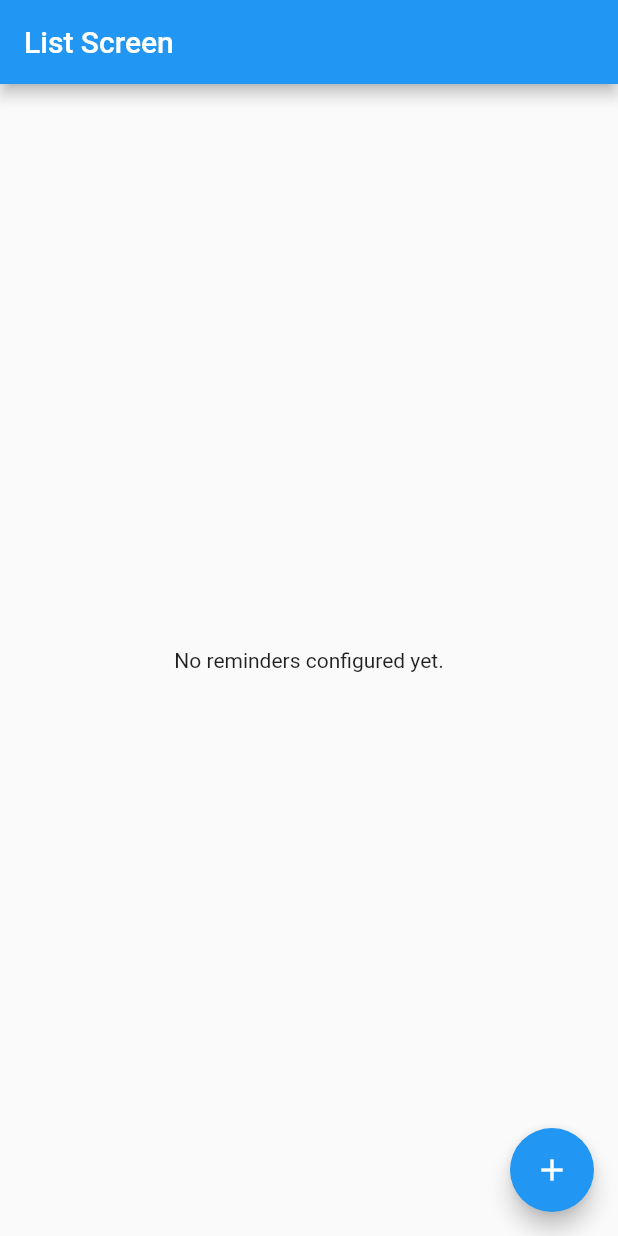
After one commit to joanlopez/flutter-simple-reminders, a Flutter app: the screen it shows after launch, on a phone screen of 412 x 824 dp. The commit adds this screen. Run offline on Flutter 3.47's test engine with Material 2 defaults, Android fonts, the phone set to English and light mode, and no system bars.

Commit message:
Define two main screens (list & form) and navigation between them

```diff
--- a/lib/main.dart
+++ b/lib/main.dart
@@ -1,5 +1,6 @@
 import 'package:flutter/material.dart';
-import 'package:simplereminders/screens/home/screen.dart';
+import 'package:simplereminders/screens/form/screen.dart';
+import 'package:simplereminders/screens/list/screen.dart';
 
 void main() {
   runApp(SimpleRemindersApp());
@@ -11,22 +12,17 @@ class SimpleRemindersApp extends StatelessWidget {
     return MaterialApp(
       title: 'Simple Reminders',
       theme: ThemeData(
-        // This is the theme of your application.
-        //
-        // Try running your application with "flutter run". You'll see the
-        // application has a blue toolbar. Then, without quitting the app, try
-        // changing the primarySwatch below to Colors.green and then invoke
-        // "hot reload" (press "r" in the console where you ran "flutter run",
-        // or simply save your changes to "hot reload" in a Flutter IDE).
-        // Notice that the counter didn't reset back to zero; the application
-        // is not restarted.
         primarySwatch: Colors.blue,
         // This makes the visual density adapt to the platform that you run
         // the app on. For desktop platforms, the controls will be smaller and
         // closer together (more dense) than on mobile platforms.
         visualDensity: VisualDensity.adaptivePlatformDensity,
       ),
-      home: MyHomePage(title: 'Flutter Demo Home Page'),
+      initialRoute: ListScreen.route,
+      routes: {
+        ListScreen.route: (context) => ListScreen(),
+        FormScreen.route: (context) => FormScreen(),
+      },
     );
   }
 }
--- /dev/null
+++ b/lib/screens/list/screen.dart
@@ -0,0 +1,43 @@
+import 'package:flutter/widgets.dart';
+import 'package:flutter/material.dart';
+import 'package:flutter/cupertino.dart';
+import 'package:simplereminders/screens/form/screen.dart';
+
+class ListScreen extends StatefulWidget {
+  static const String route = "list";
+
+  ListScreen({Key key}) : super(key: key);
+
+  @override
+  _ListScreenState createState() => _ListScreenState();
+}
+
+class _ListScreenState extends State<ListScreen> {
+  @override
+  Widget build(BuildContext context) {
+    return Scaffold(
+      appBar: AppBar(
+        title: Text("List Screen"),
+      ),
+      body: Center(
+        child: Column(
+          mainAxisAlignment: MainAxisAlignment.center,
+          children: <Widget>[
+            Text(
+              'No reminders configured yet.',
+            ),
+          ],
+        ),
+      ),
+      floatingActionButton: FloatingActionButton(
+        onPressed: _navigateToFormScreen,
+        tooltip: 'Add new reminder',
+        child: Icon(Icons.add),
+      ),
+    );
+  }
+
+  void _navigateToFormScreen() {
+    Navigator.pushNamed(context, FormScreen.route);
+  }
+}
```
Also changed, not shown: lib/screens/form/screen.dart (added, +39 -0 lines), lib/screens/home/screen.dart (deleted, +0 -88 lines).
